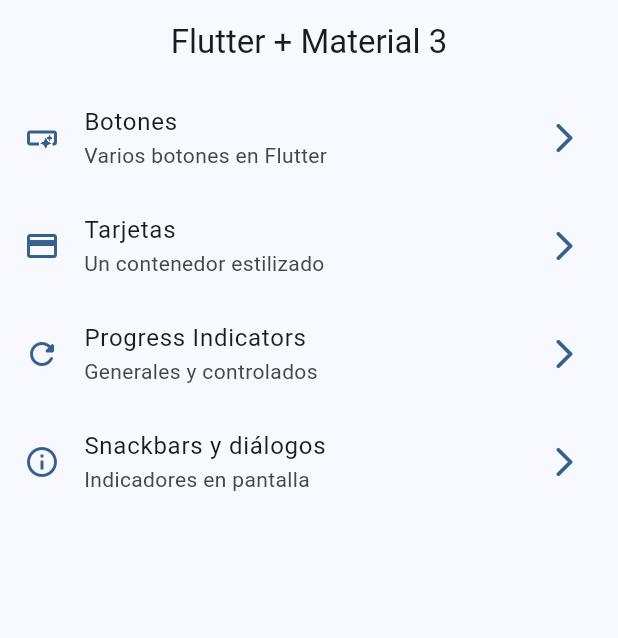
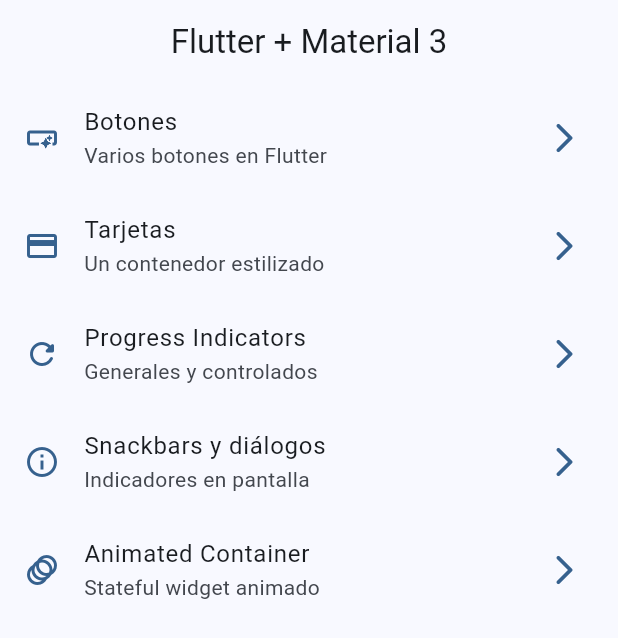
Before and after one commit to ValentinOsvaldo/flutter-course, a Flutter app: the screen it shows after launch, on a phone screen of 412 x 824 dp. Shown: the top 638 px of the screen. Run offline on Flutter 3.47's test engine with Material 2 defaults, Android fonts, the phone set to English and light mode, and no system bars; our stand-ins replace animate_do, dio, go_router, video_player.

Commit message:
animated container

```diff
--- a/widgets_app/lib/config/menu/menu_items.dart
+++ b/widgets_app/lib/config/menu/menu_items.dart
@@ -38,4 +38,10 @@ const appMenuItems = <MenuItem>[
     link: '/snackbars',
     icon: Icons.info_outline,
   ),
+  MenuItem(
+    title: 'Animated Container',
+    subTitle: 'Stateful widget animado',
+    link: '/animated',
+    icon: Icons.animation_outlined,
+  ),
 ];
--- a/widgets_app/lib/config/router/app_router.dart
+++ b/widgets_app/lib/config/router/app_router.dart
@@ -30,5 +30,10 @@ final appRouter = GoRouter(
       name: SnackbarScreen.name,
       builder: (context, state) => const SnackbarScreen(),
     ),
+    GoRoute(
+      path: '/animated',
+      name: AnimatedScreen.name,
+      builder: (context, state) => const AnimatedScreen(),
+    ),
   ],
 );
```
Also changed, not shown: widgets_app/lib/presentation/screens/animated/animated_screen.dart (+47 -2 lines).
